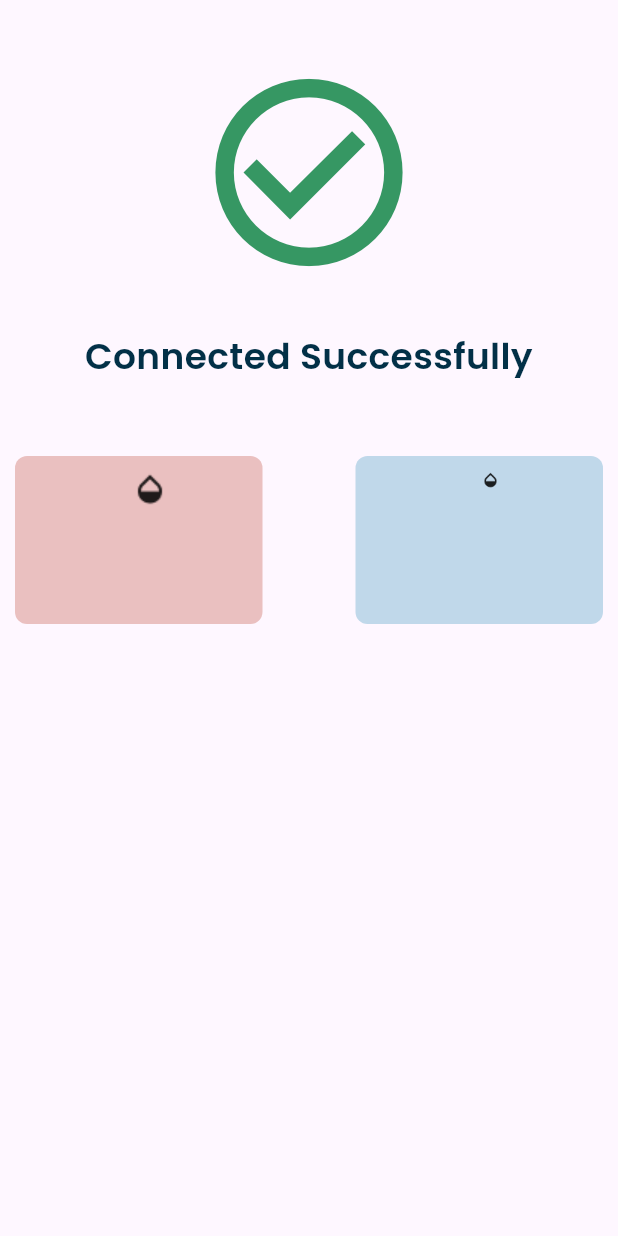
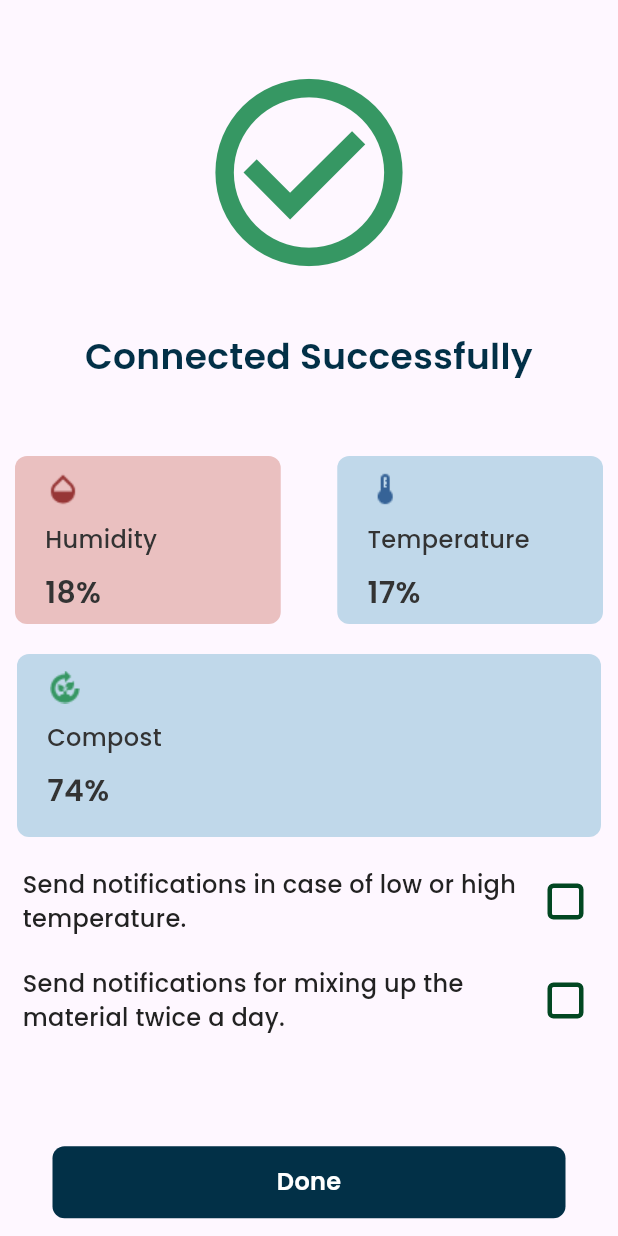
Before and after one commit to atifkhan77/EcoGene, a Flutter app: the InformationScreen screen opened directly, on a phone screen of 412 x 824 dp. Run offline on Flutter 3.47's test engine with Material 3 defaults, Android fonts, the phone set to English and light mode, and no system bars; our stand-ins replace flutter_blue, google_fonts; missing offline and left inert: qr_code_scanner.

Commit message:
adding last screen and qr screen

```diff
--- /dev/null
+++ b/lib/components/chechbox.dart
@@ -0,0 +1,73 @@
+import 'package:flutter/material.dart';
+import 'package:google_fonts/google_fonts.dart';
+
+class CustomCheckbox extends StatefulWidget {
+  final String text;
+  final bool isChecked;
+  final Function(bool) onChanged;
+
+  CustomCheckbox(
+      {required this.text, required this.isChecked, required this.onChanged});
+
+  @override
+  _CustomCheckboxState createState() => _CustomCheckboxState();
+}
+
+class _CustomCheckboxState extends State<CustomCheckbox> {
+  bool _isChecked = false;
+
+  @override
+  Widget build(BuildContext context) {
+    return InkWell(
+      onTap: () {
+        widget.onChanged(!_isChecked);
+        setState(() {
+          _isChecked = !_isChecked;
+        });
+      },
+      child: Padding(
+        padding: const EdgeInsets.only(top: 20, right: 15, left: 15),
+        child: Row(
+          mainAxisAlignment: MainAxisAlignment.spaceBetween,
+          children: [
+            Flexible(
+              child: Text(
+                widget.text,
+                style: GoogleFonts.poppins(
+                  color: Color.fromRGBO(34, 34, 34, 1),
+                  fontSize: 16,
+                  fontWeight: FontWeight.w500,
+                ),
+
+                softWrap: true, // Allow text to wrap to the next line
+              ),
+            ),
+            Padding(
+              padding: const EdgeInsets.only(left: 20),
+              child: Container(
+                width: 24.0,
+                height: 24.0,
+                decoration: BoxDecoration(
+                  borderRadius: BorderRadius.circular(4.0),
+                  border: Border.all(
+                    color: Color.fromRGBO(2, 71, 34, 1),
+                    width: 3.0,
+                  ),
+                ),
+                child: _isChecked
+                    ? Icon(
+                        weight: 500,
+                        Icons.check,
+                        size: 18.0,
+                        color: Color.fromRGBO(2, 71, 34, 1),
+                      )
+                    : null,
+              ),
+            ),
+            SizedBox(width: 8.0),
+          ],
+        ),
+      ),
+    );
+  }
+}
--- a/lib/screens/informationScreen.dart
+++ b/lib/screens/informationScreen.dart
@@ -1,5 +1,5 @@
-import 'dart:ffi';
-
+import 'package:eco_gene_app/components/chechbox.dart';
+import 'package:eco_gene_app/constant/button.dart';
 import 'package:eco_gene_app/constant/color.dart';
 import 'package:flutter/material.dart';
 import 'package:google_fonts/google_fonts.dart';
@@ -12,13 +12,17 @@ class InformationScreen extends StatefulWidget {
 }
 
 class _InformationScreenState extends State<InformationScreen> {
+  bool _isChecked = false;
   @override
   Widget build(BuildContext context) {
+    var size = MediaQuery.of(context).size;
+    var width = size.width;
     return Scaffold(
-      body: Column(
+      body: SingleChildScrollView(
+        child: Column(
           children: [
             const Padding(
-            padding: const EdgeInsets.only(top: 40),
+              padding: EdgeInsets.only(top: 40),
               child: Center(
                 child: Icon(
                   Icons.check_circle_outline,
@@ -51,17 +55,44 @@ class _InformationScreenState extends State<InformationScreen> {
                   padding: const EdgeInsets.all(10.0),
                   child: Container(
                     height: 112,
-                  width: 165,
+                    width: width * 0.43,
                     decoration: BoxDecoration(
-                      color: Color.fromRGBO(234, 192, 192, 1),
+                        color: const Color.fromRGBO(234, 192, 192, 1),
                         borderRadius: BorderRadius.circular(8)),
-                  padding: EdgeInsets.only(left: 15, top: 10),
+                    padding: const EdgeInsets.only(
+                      left: 20,
+                      top: 10,
+                    ),
                     child: Column(
+                      crossAxisAlignment: CrossAxisAlignment.start,
                       children: [
-                      ImageIcon(
+                        const ImageIcon(
+                          size: 24,
+                          color: Color.fromRGBO(151, 54, 54, 1),
                           AssetImage('assets/humidity_mid.png'),
                         ),
-                      Text(""),
+                        const SizedBox(
+                          height: 10,
+                        ),
+                        Text(
+                          "Humidity",
+                          style: GoogleFonts.poppins(
+                            color: const Color.fromRGBO(51, 51, 51, 1),
+                            fontSize: 16,
+                            fontWeight: FontWeight.w500,
+                          ),
+                        ),
+                        const SizedBox(
+                          height: 10,
+                        ),
+                        Text(
+                          "18%",
+                          style: GoogleFonts.poppins(
+                            color: const Color.fromRGBO(51, 51, 51, 1),
+                            fontSize: 20,
+                            fontWeight: FontWeight.w600,
+                          ),
+                        ),
                       ],
                     ),
                   ),
@@ -70,27 +101,124 @@ class _InformationScreenState extends State<InformationScreen> {
                   padding: const EdgeInsets.all(10.0),
                   child: Container(
                     height: 112,
-                  width: 165,
+                    width: width * 0.43,
                     decoration: BoxDecoration(
-                      color: Color.fromRGBO(192, 216, 234, 1),
+                        color: const Color.fromRGBO(192, 216, 234, 1),
                         borderRadius: BorderRadius.circular(8)),
-                  padding: EdgeInsets.only(left: 15, top: 10),
+                    padding: const EdgeInsets.only(
+                      left: 20,
+                      top: 10,
+                    ),
                     child: Column(
+                      crossAxisAlignment: CrossAxisAlignment.start,
                       children: [
-                      ImageIcon(
-                        size: 12,
-                        AssetImage(
-                          'assets/humidity_mid.png',
+                        const ImageIcon(
+                          size: 24,
+                          color: Color.fromRGBO(54, 99, 151, 1),
+                          AssetImage('assets/temperature.png'),
+                        ),
+                        const SizedBox(
+                          height: 10,
+                        ),
+                        Text(
+                          "Temperature",
+                          style: GoogleFonts.poppins(
+                            color: const Color.fromRGBO(51, 51, 51, 1),
+                            fontSize: 16,
+                            fontWeight: FontWeight.w500,
                           ),
                         ),
-                      Text(""),
+                        const SizedBox(
+                          height: 10,
+                        ),
+                        Text(
+                          "17%",
+                          style: GoogleFonts.poppins(
+                            color: const Color.fromRGBO(51, 51, 51, 1),
+                            fontSize: 20,
+                            fontWeight: FontWeight.w600,
+                          ),
+                        ),
                       ],
                     ),
                   ),
                 ),
               ],
-          )
+            ),
+            const SizedBox(
+              height: 10,
+            ),
+            Container(
+              height: 122,
+              width: width * 0.945,
+              decoration: BoxDecoration(
+                  color: const Color.fromRGBO(192, 216, 234, 1),
+                  borderRadius: BorderRadius.circular(8)),
+              padding: const EdgeInsets.only(
+                left: 20,
+                top: 10,
+              ),
+              child: Column(
+                crossAxisAlignment: CrossAxisAlignment.start,
+                children: [
+                  const ImageIcon(
+                    size: 24,
+                    color: Color.fromRGBO(54, 151, 99, 1),
+                    AssetImage('assets/compost.png'),
+                  ),
+                  const SizedBox(
+                    height: 10,
+                  ),
+                  Text(
+                    "Compost",
+                    style: GoogleFonts.poppins(
+                      color: const Color.fromRGBO(51, 51, 51, 1),
+                      fontSize: 16,
+                      fontWeight: FontWeight.w500,
+                    ),
+                  ),
+                  const SizedBox(
+                    height: 10,
+                  ),
+                  Text(
+                    "74%",
+                    style: GoogleFonts.poppins(
+                      color: const Color.fromRGBO(51, 51, 51, 1),
+                      fontSize: 20,
+                      fontWeight: FontWeight.w600,
+                    ),
+                  ),
                 ],
+              ),
+            ),
+            CustomCheckbox(
+              text: 'Send notifications in case of low or high temperature.',
+              isChecked: _isChecked,
+              onChanged: (bool value) {
+                setState(() {
+                  _isChecked = value;
+                });
+              },
+            ),
+            CustomCheckbox(
+              text:
+                  'Send notifications for mixing up the material twice a day.',
+              isChecked: _isChecked,
+              onChanged: (bool value) {
+                setState(() {
+                  _isChecked = value;
+                });
+              },
+            ),
+            CustomButton(
+              buttonText: "Done",
+              onTap: () {},
+            ),
+            SizedBox(
+              height: 30,
+            ),
+          ],
+        ),
       ),
     );
   }
--- a/lib/screens/qr1.dart
+++ b/lib/screens/qr1.dart
@@ -38,7 +38,7 @@ class Qr1 extends StatelessWidget {
             Navigator.push(
               context,
               MaterialPageRoute(
-                builder: (context) => const MyHomePage(),
+                builder: (context) => QRScannerScreen(),
               ),
             );
           },
--- a/lib/screens/select.dart
+++ b/lib/screens/select.dart
@@ -97,7 +97,7 @@ class _SelectionScreenState extends State<SelectionScreen> {
                   materials[index],
                   style: GoogleFonts.poppins(
                     fontSize: 16,
-                    color: Color.fromRGBO(
+                    color: const Color.fromRGBO(
                       51,
                       51,
                       51,
--- a/pubspec.yaml
+++ b/pubspec.yaml
@@ -37,6 +37,8 @@ dependencies:
   cupertino_icons: ^1.0.2
   google_fonts: ^6.1.0
   qr_code_scanner: ^1.0.1
+  flutter_blue_plus: ^1.31.13
+  flutter_blue: ^0.8.0
 
 dev_dependencies:
   flutter_test:
```
Also changed, not shown: lib/main.dart (+5 -2 lines), lib/screens/bluetooth.dart (added, +107 -0 lines), lib/screens/scanning.dart (+34 -21 lines), assets/compost.png (added), assets/temperature.png (added), pubspec.lock, 1 other file. Lines whose indentation alone changed are shown as unchanged.
